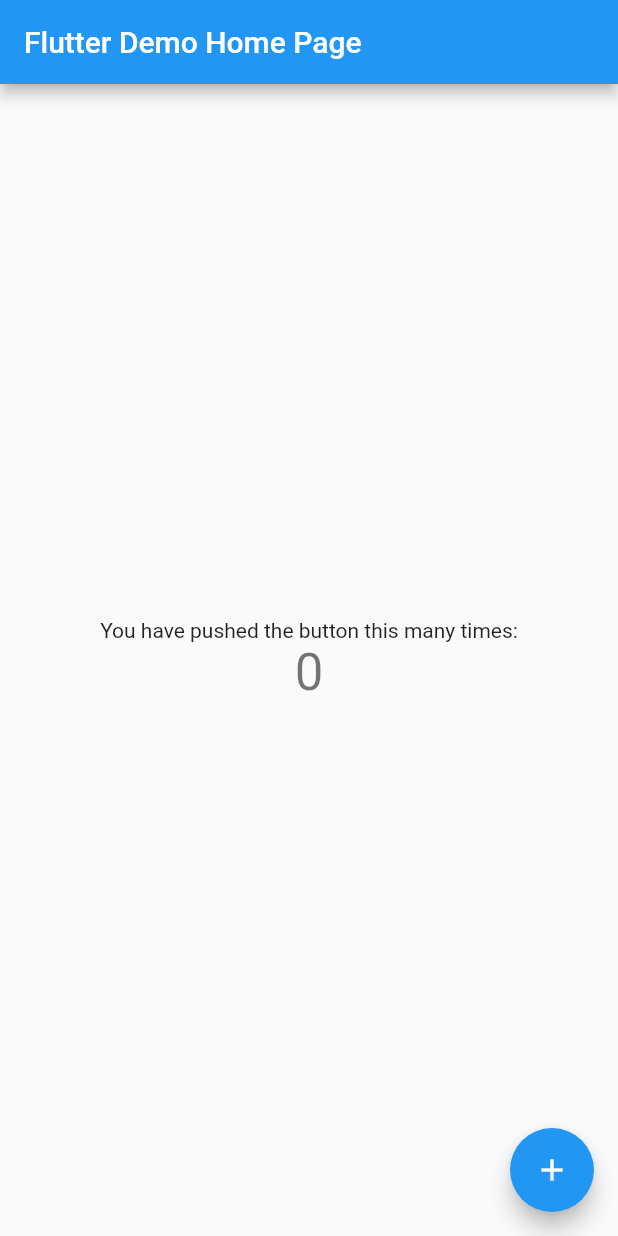
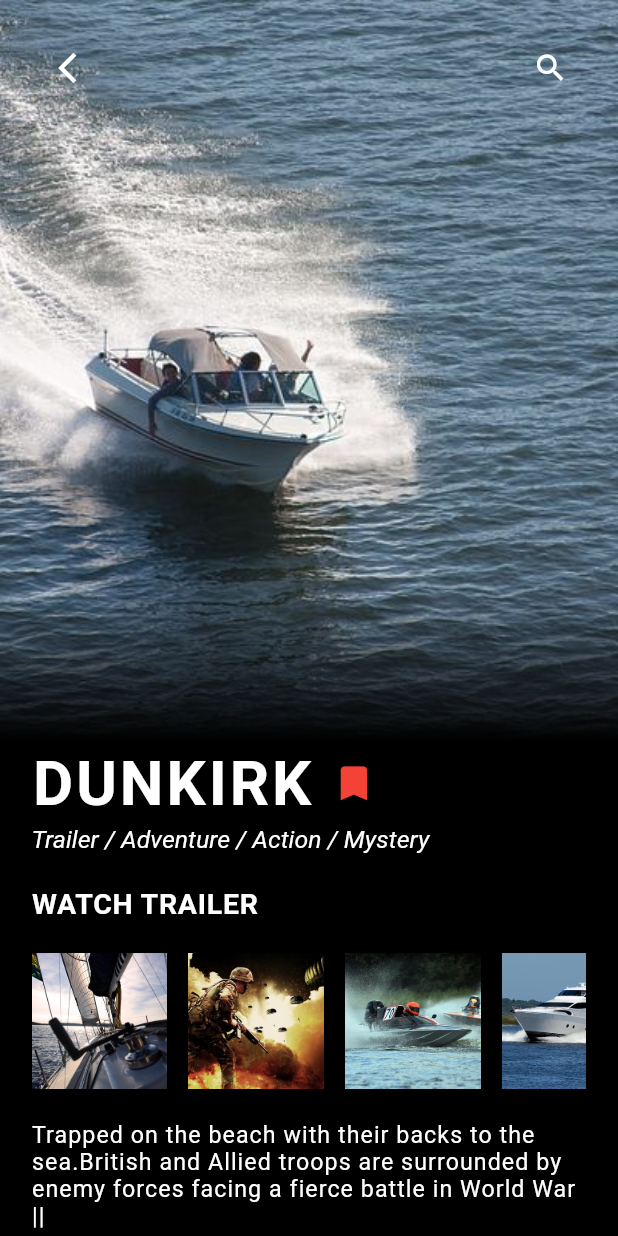
Before and after one commit to Tosin2289/Ui-Challenge-41, a Flutter app: the screen it shows after launch, on a phone screen of 412 x 824 dp. Run offline on Flutter 3.47's test engine with Material 2 defaults, Android fonts, the light colour scheme and no system bars.

Commit message:
fourth commit

```diff
--- a/lib/main.dart
+++ b/lib/main.dart
@@ -1,115 +1,189 @@
-import 'package:flutter/material.dart';
+import "package:flutter/material.dart";
+import "package:flutter/services.dart";
 
 void main() {
-  runApp(const MyApp());
+  // HIDING STATUS BAR
+  SystemChrome.setSystemUIOverlayStyle(SystemUiOverlayStyle.dark.copyWith(
+    systemNavigationBarColor: Colors.black,
+    statusBarColor: Colors.transparent,
+  ));
+  runApp(MaterialApp(
+    debugShowCheckedModeBanner: false,
+    title: "UI Challenges",
+    home: UI1(),
+  ));
 }
 
-class MyApp extends StatelessWidget {
-  const MyApp({super.key});
+class UI1 extends StatefulWidget {
+  const UI1({Key? key}) : super(key: key);
 
-  // This widget is the root of your application.
+  @override
+  State<UI1> createState() => _UI1State();
+}
+
+class _UI1State extends State<UI1> {
   @override
   Widget build(BuildContext context) {
-    return MaterialApp(
-      title: 'Flutter Demo',
-      theme: ThemeData(
-        // This is the theme of your application.
-        //
-        // Try running your application with "flutter run". You'll see the
-        // application has a blue toolbar. Then, without quitting the app, try
-        // changing the primarySwatch below to Colors.green and then invoke
-        // "hot reload" (press "r" in the console where you ran "flutter run",
-        // or simply save your changes to "hot reload" in a Flutter IDE).
-        // Notice that the counter didn't reset back to zero; the application
-        // is not restarted.
-        primarySwatch: Colors.blue,
+    double height = MediaQuery.of(context).size.height;
+    double conHt = height * 0.11;
+    double sbxHt = height * 0.017;
+    double h1Font = MediaQuery.of(context).size.height * 0.05;
+    double h2Font = MediaQuery.of(context).size.height * 0.017;
+    double h3Font = MediaQuery.of(context).size.height * 0.02;
+    return Scaffold(
+        body: Column(
+      children: [
+// MAIN TOP IMAGE CONTAINER
+        ShaderMask(
+          blendMode: BlendMode.srcATop,
+          shaderCallback: (Rect bounds) {
+            return LinearGradient(colors: const [
+              Colors.black,
+              Colors.transparent,
+              Colors.transparent,
+              Colors.transparent,
+              Colors.transparent,
+              Colors.transparent,
+            ], begin: Alignment.bottomCenter, end: Alignment.topCenter)
+                .createShader(bounds);
+          },
+          child: Container(
+            padding: EdgeInsets.all(sbxHt + 7),
+            alignment: Alignment.topCenter,
+            decoration: BoxDecoration(
+              color: Colors.black,
+              image: DecorationImage(
+                  image: AssetImage(
+                    "assets/bg.jpg",
                   ),
-      home: const MyHomePage(title: 'Flutter Demo Home Page'),
-    );
-  }
-}
-
-class MyHomePage extends StatefulWidget {
-  const MyHomePage({super.key, required this.title});
-
-  // This widget is the home page of your application. It is stateful, meaning
-  // that it has a State object (defined below) that contains fields that affect
-  // how it looks.
-
-  // This class is the configuration for the state. It holds the values (in this
-  // case the title) provided by the parent (in this case the App widget) and
-  // used by the build method of the State. Fields in a Widget subclass are
-  // always marked "final".
-
-  final String title;
-
-  @override
-  State<MyHomePage> createState() => _MyHomePageState();
-}
-
-class _MyHomePageState extends State<MyHomePage> {
-  int _counter = 0;
-
-  void _incrementCounter() {
-    setState(() {
-      // This call to setState tells the Flutter framework that something has
-      // changed in this State, which causes it to rerun the build method below
-      // so that the display can reflect the updated values. If we changed
-      // _counter without calling setState(), then the build method would not be
-      // called again, and so nothing would appear to happen.
-      _counter++;
-    });
-  }
-
-  @override
-  Widget build(BuildContext context) {
-    // This method is rerun every time setState is called, for instance as done
-    // by the _incrementCounter method above.
-    //
-    // The Flutter framework has been optimized to make rerunning build methods
-    // fast, so that you can just rebuild anything that needs updating rather
-    // than having to individually change instances of widgets.
-    return Scaffold(
-      appBar: AppBar(
-        // Here we take the value from the MyHomePage object that was created by
-        // the App.build method, and use it to set our appbar title.
-        title: Text(widget.title),
+                  fit: BoxFit.fitHeight),
             ),
-      body: Center(
-        // Center is a layout widget. It takes a single child and positions it
-        // in the middle of the parent.
-        child: Column(
-          // Column is also a layout widget. It takes a list of children and
-          // arranges them vertically. By default, it sizes itself to fit its
-          // children horizontally, and tries to be as tall as its parent.
-          //
-          // Invoke "debug painting" (press "p" in the console, choose the
-          // "Toggle Debug Paint" action from the Flutter Inspector in Android
-          // Studio, or the "Toggle Debug Paint" command in Visual Studio Code)
-          // to see the wireframe for each widget.
-          //
-          // Column has various properties to control how it sizes itself and
-          // how it positions its children. Here we use mainAxisAlignment to
-          // center the children vertically; the main axis here is the vertical
-          // axis because Columns are vertical (the cross axis would be
-          // horizontal).
-          mainAxisAlignment: MainAxisAlignment.center,
-          children: <Widget>[
-            const Text(
-              'You have pushed the button this many times:',
+            height: MediaQuery.of(context).size.height * 0.6,
+            child: Row(
+              children: [
+                IconButton(
+                    icon: Icon(Icons.arrow_back_ios_new_sharp,
+                        color: Colors.white),
+                    onPressed: () {},
+                    tooltip: "back"),
+                Expanded(child: Container(height: sbxHt)),
+                IconButton(
+                  icon: Icon(
+                    Icons.search,
+                    color: Colors.white,
                   ),
-            Text(
-              '$_counter',
-              style: Theme.of(context).textTheme.headline4,
+                  onPressed: () {},
+                  tooltip: "back",
                 ),
               ],
             ),
           ),
-      floatingActionButton: FloatingActionButton(
-        onPressed: _incrementCounter,
-        tooltip: 'Increment',
-        child: const Icon(Icons.add),
-      ), // This trailing comma makes auto-formatting nicer for build methods.
-    );
+        ),
+        Expanded(
+            child: Container(
+                padding: EdgeInsets.fromLTRB(sbxHt + 7, 0, sbxHt + 7, 0),
+                width: MediaQuery.of(context).size.width,
+                color: Colors.black,
+                child: Column(
+                  crossAxisAlignment: CrossAxisAlignment.start,
+                  mainAxisAlignment: MainAxisAlignment.spaceEvenly,
+                  children: [
+                    Row(
+                      children: [
+                        Text("DUNKIRK ",
+                            style: TextStyle(
+                                fontSize: h1Font,
+                                fontWeight: FontWeight.bold,
+                                color: Colors.white,
+                                letterSpacing: 2)),
+                        Icon(
+                          Icons.bookmark,
+                          color: Colors.red,
+                          size: conHt / 3,
+                        )
+                      ],
+                    ),
+                    Text("Trailer / Adventure / Action / Mystery",
+                        style: TextStyle(
+                            fontSize: h3Font,
+                            fontStyle: FontStyle.italic,
+                            color: Colors.white)),
+                    SizedBox(height: sbxHt),
+
+                    Text("WATCH TRAILER",
+                        style: TextStyle(
+                            fontSize: h2Font + 5,
+                            color: Colors.white,
+                            fontWeight: FontWeight.bold,
+                            letterSpacing: 0.5)),
+                    SizedBox(height: sbxHt),
+// CONTAINER 1
+                    Container(
+                        height: conHt,
+                        child: ListView(
+                          scrollDirection: Axis.horizontal,
+                          children: [
+                            Container(
+                              width: conHt,
+                              decoration: BoxDecoration(
+                                image: DecorationImage(
+                                  image: AssetImage("assets/img1.jpg"),
+                                  fit: BoxFit.cover,
+                                ),
+                              ),
+                            ),
+                            SizedBox(width: sbxHt),
+
+//CONTAINER 2
+                            Container(
+                              width: conHt,
+                              decoration: BoxDecoration(
+                                image: DecorationImage(
+                                  image: AssetImage(
+                                    "assets/img2.jpg",
+                                  ),
+                                  fit: BoxFit.cover,
+                                ),
+                              ),
+                            ),
+                            SizedBox(width: sbxHt),
+
+//CONTAINER 3
+                            Container(
+                                width: conHt,
+                                decoration: BoxDecoration(
+                                    image: DecorationImage(
+                                  image: AssetImage(
+                                    "assets/img3.jpg",
+                                  ),
+                                  fit: BoxFit.cover,
+                                ))),
+                            SizedBox(width: sbxHt),
+
+// CONTAINER 4
+                            Container(
+                                width: conHt,
+                                decoration: BoxDecoration(
+                                    image: DecorationImage(
+                                  image: AssetImage(
+                                    "assets/img4.jpg",
+                                  ),
+                                  fit: BoxFit.cover,
+                                )))
+                          ],
+                        )),
+                    SizedBox(height: sbxHt),
+                    Text(
+                        "Trapped on the beach with their backs to the sea."
+                        "British and Allied troops are surrounded by enemy forces "
+                        "facing a fierce battle in World War ||",
+                        style: TextStyle(
+                            fontSize: h2Font + 1.5,
+                            color: Colors.white,
+                            letterSpacing: 0.7)),
+                  ],
+                )))
+      ],
+    ));
   }
 }
```
Also changed, not shown: 1 other file. Lines whose indentation alone changed are shown as unchanged.
